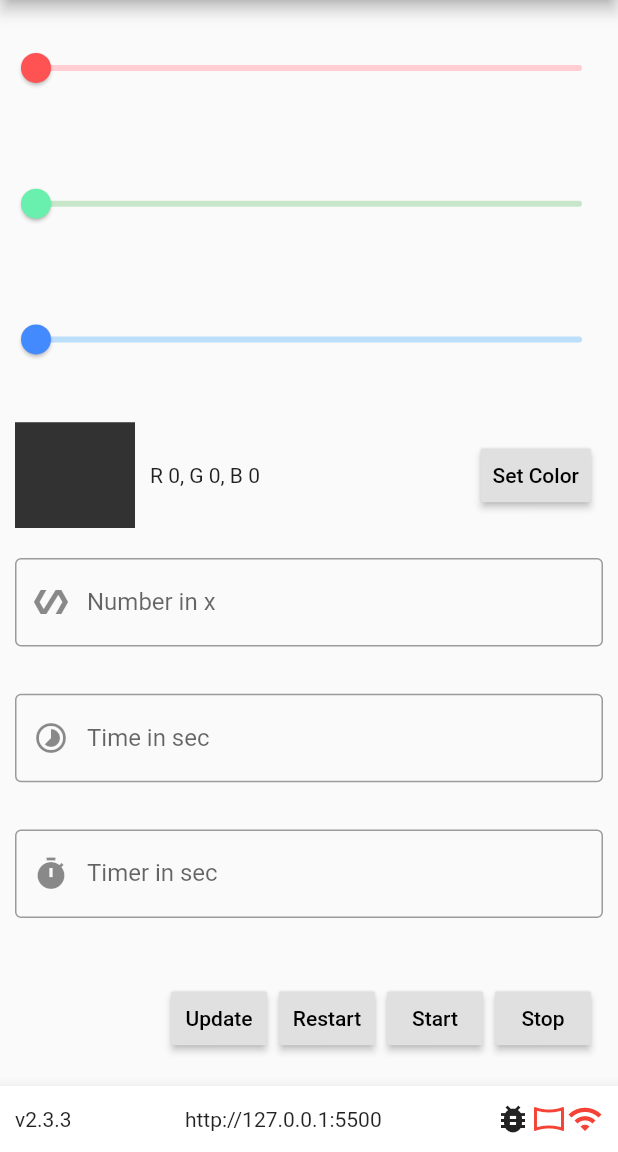
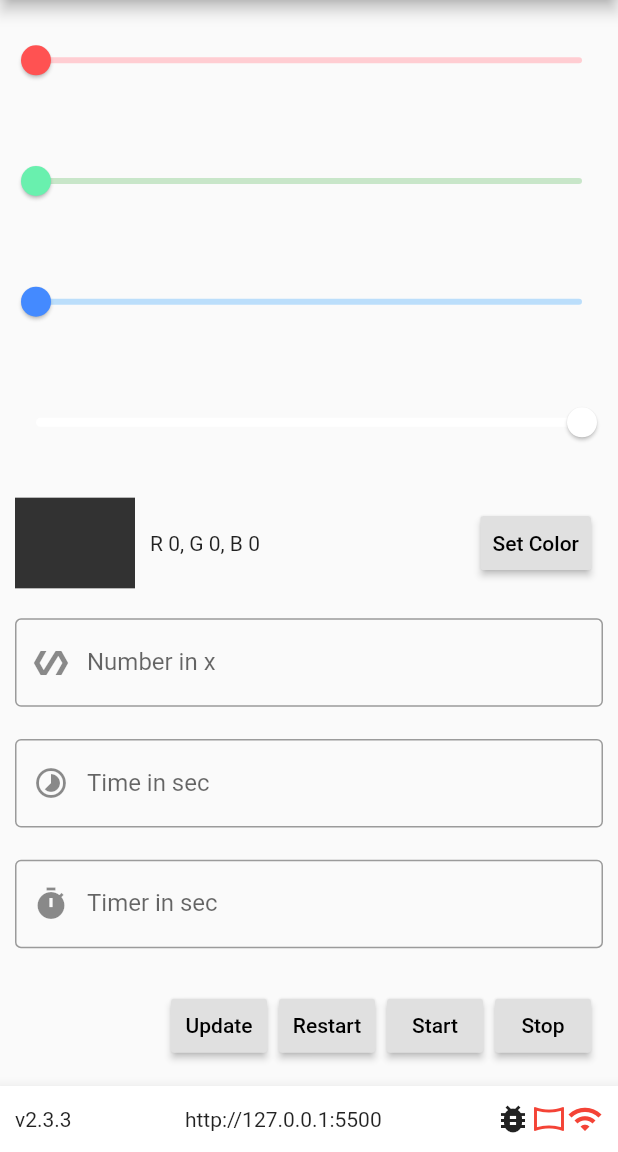
Before and after one commit to Excyto/PixLeZ, a Flutter app: the screen it shows after launch, in the side drawer, after a tap on "Controller", on a phone screen of 412 x 824 dp, the part 84-1236 px from its top. Run offline on Flutter 3.47's test engine with Material 2 defaults, Android fonts, the phone set to English and light mode, and no system bars; our stand-ins replace flutter_markdown, hive, hive_flutter; accounts and stored records are empty; network calls fail.

Commit message:
Created alpha in app

```diff
--- a/PixLeZ_Application/lib/configuration.dart
+++ b/PixLeZ_Application/lib/configuration.dart
@@ -17,6 +17,10 @@ class _MyWidgetState extends State<ConfigurationStarter>
   double _valR = 0;
   double _valG = 0;
   double _valB = 0;
+  double _valR_src = 0;
+  double _valG_src = 0;
+  double _valB_src = 0;
+  double _valAlpha = 100;
 
   var _numController = TextEditingController();
   var _timeController = TextEditingController();
@@ -54,9 +58,9 @@ class _MyWidgetState extends State<ConfigurationStarter>
 
           setState(() {
             //print(color);
-            _valR = double.parse(color.red.toString());
-            _valG = double.parse(color.green.toString());
-            _valB = double.parse(color.blue.toString());
+            _valR = _valR_src = double.parse(color.red.toString());
+            _valG = _valG_src = double.parse(color.green.toString());
+            _valB = _valB_src = double.parse(color.blue.toString());
             _timeController.text = double.parse(time[1].toString()).toString();
             _timerController.text =
                 double.parse(timer[1].toString()).toString();
@@ -118,10 +122,11 @@ class _MyWidgetState extends State<ConfigurationStarter>
               child: Slider(
                 min: 0,
                 max: 255,
-                value: _valR,
+                value: _valR_src,
                 onChanged: (value) {
                   setState(() {
-                    _valR = value;
+                    _valR_src = value;
+                    _valR = _valR_src*(_valAlpha/100);
                   });
                 },
               ),
@@ -139,10 +144,11 @@ class _MyWidgetState extends State<ConfigurationStarter>
               child: Slider(
                 min: 0,
                 max: 255,
-                value: _valG,
+                value: _valG_src,
                 onChanged: (value) {
                   setState(() {
-                    _valG = value;
+                    _valG_src = value;
+                    _valG = _valG_src*(_valAlpha/100);
                   });
                 },
               ),
@@ -160,10 +166,36 @@ class _MyWidgetState extends State<ConfigurationStarter>
               child: Slider(
                 min: 0,
                 max: 255,
-                value: _valB,
+                value: _valB_src,
                 onChanged: (value) {
                   setState(() {
-                    _valB = value;
+                    _valB_src = value;
+                    _valB = _valB_src*(_valAlpha/100);
+                  });
+                },
+              ),
+            ),
+          ),
+          Expanded(
+            flex: 1,
+            child: SliderTheme(
+              data: SliderTheme.of(context).copyWith(
+                activeTrackColor: Colors.white,
+                inactiveTrackColor: Colors.white12,
+                thumbColor: Colors.white,
+                overlayColor: Colors.white.withAlpha(32),
+              ),
+              child: Slider(
+                min: 0,
+                max: 100,
+                label: 'Intensity',
+                value: _valAlpha,
+                onChanged: (value) {
+                  setState(() {
+                    _valAlpha = value;
+                    _valB = _valB_src*(_valAlpha/100);
+                    _valG = _valG_src*(_valAlpha/100);
+                    _valR = _valR_src*(_valAlpha/100);
                   });
                 },
               ),
--- a/PixLeZ_Application/pubspec.yaml
+++ b/PixLeZ_Application/pubspec.yaml
@@ -15,7 +15,7 @@ publish_to: 'none' # Remove this line if you wish to publish to pub.dev
 # In iOS, build-name is used as CFBundleShortVersionString while build-number used as CFBundleVersion.
 # Read more about iOS versioning at
 # https://developer.apple.com/library/archive/documentation/General/Reference/InfoPlistKeyReference/Articles/CoreFoundationKeys.html
-version: 2.3.3
+version: 2.3.4
 
 environment:
   sdk: ">=2.7.0 <3.0.0"
```
